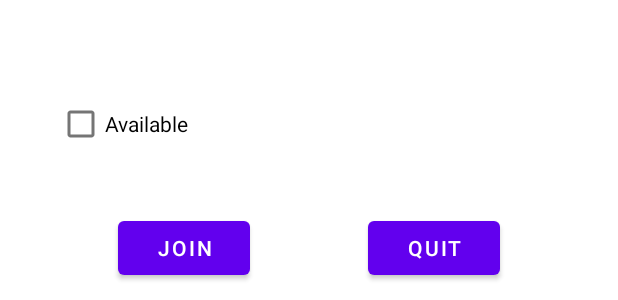
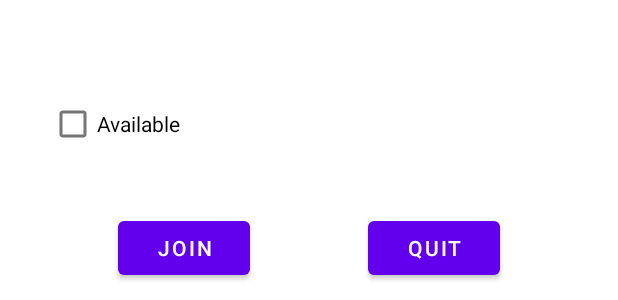
Before and after one commit to moslehm/Capstone-Management-App, an Android app: the layout activity_project_info.xml on its own in the app's theme, with its tools: preview values and no code run, on a phone screen of 412 x 824 dp. Shown: the part 894-1194 px from the top of the screen. Run offline under Robolectric (Android 15) with nearby library versions, the phone set to English and light mode, and no system bars; plain views replace MaterialTextView.

Commit message:
minor bug fix

```diff
--- a/app/src/main/res/layout/activity_project_info.xml
+++ b/app/src/main/res/layout/activity_project_info.xml
@@ -1,18 +1,25 @@
 <?xml version="1.0" encoding="utf-8"?>
-<androidx.constraintlayout.widget.ConstraintLayout xmlns:android="http://schemas.android.com/apk/res/android"
+<ScrollView xmlns:android="http://schemas.android.com/apk/res/android"
     xmlns:app="http://schemas.android.com/apk/res-auto"
     xmlns:tools="http://schemas.android.com/tools"
     android:layout_width="match_parent"
-    android:layout_height="match_parent">
+    android:layout_height="match_parent"
+    android:fillViewport="true">
+
+    <androidx.constraintlayout.widget.ConstraintLayout
+        android:layout_width="match_parent"
+        android:layout_height="wrap_content">
 
         <androidx.constraintlayout.widget.ConstraintLayout
             android:id="@+id/constraintLayout_Inner"
-        android:layout_width="match_parent"
+            android:layout_width="0dp"
             android:layout_height="wrap_content"
             app:layout_constraintBottom_toTopOf="@id/checkBox_Status"
             app:layout_constraintEnd_toEndOf="parent"
+            app:layout_constraintHorizontal_bias="0.0"
             app:layout_constraintStart_toStartOf="parent"
-        app:layout_constraintTop_toTopOf="parent">
+            app:layout_constraintTop_toTopOf="parent"
+            app:layout_constraintVertical_bias="0.045">
 
             <uk.co.onemandan.materialtextview.MaterialTextView
                 android:id="@+id/textiew_Title"
@@ -104,9 +111,10 @@
             android:text="Available"
             app:layout_constraintBottom_toTopOf="@+id/button_Join"
             app:layout_constraintEnd_toEndOf="parent"
-        app:layout_constraintHorizontal_bias="0.118"
+            app:layout_constraintHorizontal_bias="0.1"
             app:layout_constraintStart_toStartOf="parent"
             app:layout_constraintTop_toTopOf="parent"
             app:layout_constraintVertical_bias="0.95" />
 
     </androidx.constraintlayout.widget.ConstraintLayout>
+</ScrollView>
```
Also changed, not shown: app/src/main/java/ca/macewan/capstone/ProfAccepted.java (+35 -53 lines). Lines whose indentation alone changed are shown as unchanged.
